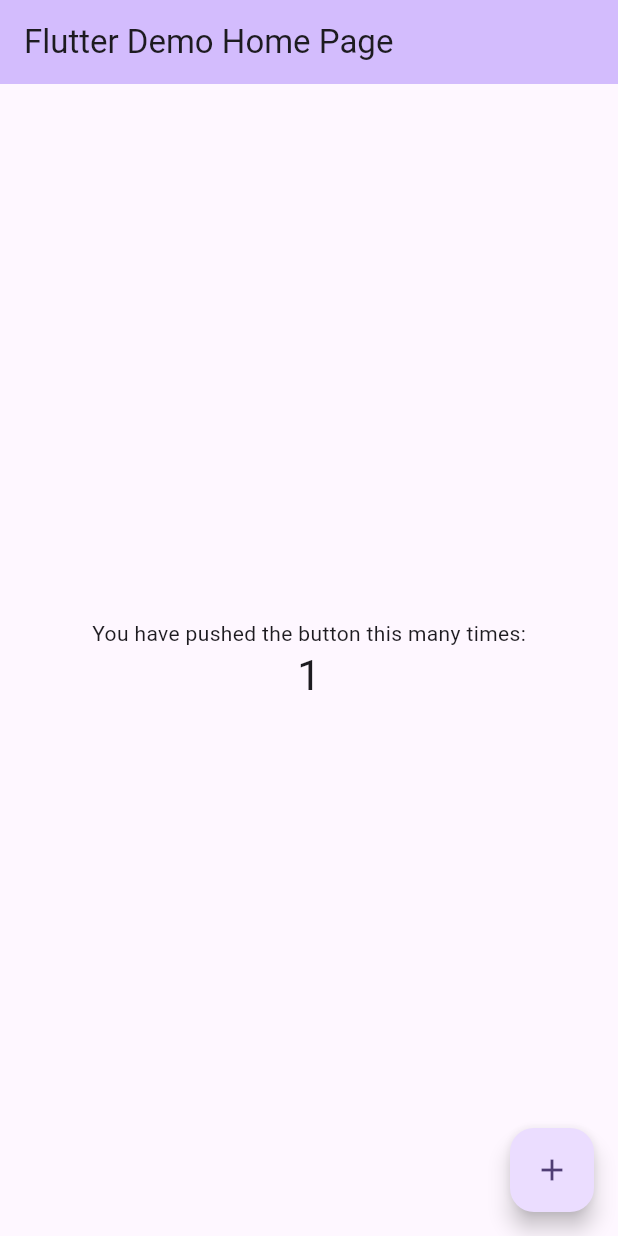
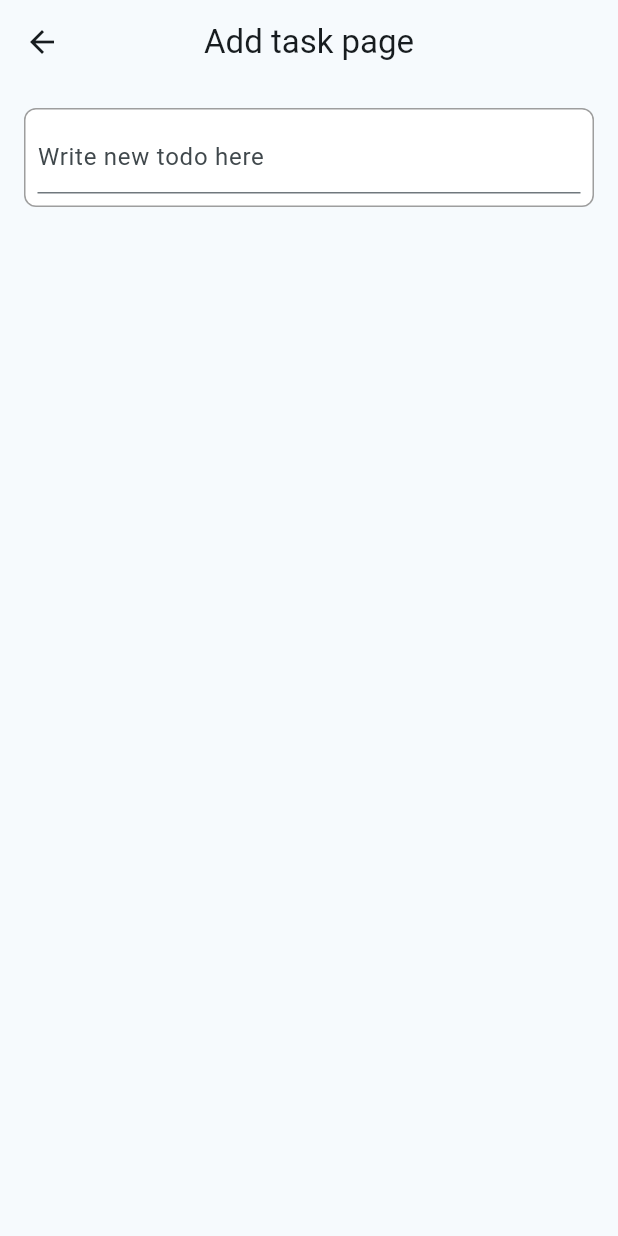
Before and after one commit to gu-tig333-ht25/gusingeza, a Flutter app: the screen it shows after launch, after a tap on the "add" icon, on a phone screen of 412 x 824 dp. Run offline on Flutter 3.47's test engine with Material 3 defaults, Android fonts, the phone set to English and light mode, and no system bars.

Commit message:
Vecka 1 klar

```diff
--- a/lib/main.dart
+++ b/lib/main.dart
@@ -11,42 +11,19 @@ class MyApp extends StatelessWidget {
   @override
   Widget build(BuildContext context) {
     return MaterialApp(
-      title: 'Flutter Demo',
+      debugShowCheckedModeBanner: false,
+      title: 'Todo app',
       theme: ThemeData(
-        // This is the theme of your application.
-        //
-        // TRY THIS: Try running your application with "flutter run". You'll see
-        // the application has a purple toolbar. Then, without quitting the app,
-        // try changing the seedColor in the colorScheme below to Colors.green
-        // and then invoke "hot reload" (save your changes or press the "hot
-        // reload" button in a Flutter-supported IDE, or press "r" if you used
-        // the command line to start the app).
-        //
-        // Notice that the counter didn't reset back to zero; the application
-        // state is not lost during the reload. To reset the state, use hot
-        // restart instead.
-        //
-        // This works for code too, not just values: Most code changes can be
-        // tested with just a hot reload.
-        colorScheme: ColorScheme.fromSeed(seedColor: Colors.deepPurple),
+        colorScheme: ColorScheme.fromSeed(seedColor: Colors.blueGrey),
         useMaterial3: true,
       ),
-      home: MyHomePage(title: 'Flutter Demo Home Page'),
+      home: MyHomePage(title: 'Gusingeza todo'),
     );
   }
 }
 
 class MyHomePage extends StatefulWidget {
   MyHomePage({super.key, required this.title});
-
-  // This widget is the home page of your application. It is stateful, meaning
-  // that it has a State object (defined below) that contains fields that affect
-  // how it looks.
-
-  // This class is the configuration for the state. It holds the values (in this
-  // case the title) provided by the parent (in this case the App widget) and
-  // used by the build method of the State. Fields in a Widget subclass are
-  // always marked "final".
 
   final String title;
 
@@ -55,69 +32,109 @@ class MyHomePage extends StatefulWidget {
 }
 
 class _MyHomePageState extends State<MyHomePage> {
-  int _counter = 0;
 
-  void _incrementCounter() {
-    setState(() {
-      // This call to setState tells the Flutter framework that something has
-      // changed in this State, which causes it to rerun the build method below
-      // so that the display can reflect the updated values. If we changed
-      // _counter without calling setState(), then the build method would not be
-      // called again, and so nothing would appear to happen.
-      _counter++;
-    });
-  }
+  var addTask = 0;
 
-  @override
-  Widget build(BuildContext context) {
-    // This method is rerun every time setState is called, for instance as done
-    // by the _incrementCounter method above.
-    //
-    // The Flutter framework has been optimized to make rerunning build methods
-    // fast, so that you can just rebuild anything that needs updating rather
-    // than having to individually change instances of widgets.
-    return Scaffold(
-      appBar: AppBar(
-        // TRY THIS: Try changing the color here to a specific color (to
-        // Colors.amber, perhaps?) and trigger a hot reload to see the AppBar
-        // change color while the other colors stay the same.
-        backgroundColor: Theme.of(context).colorScheme.inversePrimary,
-        // Here we take the value from the MyHomePage object that was created by
-        // the App.build method, and use it to set our appbar title.
-        title: Text(widget.title),
-      ),
-      body: Center(
-        // Center is a layout widget. It takes a single child and positions it
-        // in the middle of the parent.
-        child: Column(
-          // Column is also a layout widget. It takes a list of children and
-          // arranges them vertically. By default, it sizes itself to fit its
-          // children horizontally, and tries to be as tall as its parent.
-          //
-          // Column has various properties to control how it sizes itself and
-          // how it positions its children. Here we use mainAxisAlignment to
-          // center the children vertically; the main axis here is the vertical
-          // axis because Columns are vertical (the cross axis would be
-          // horizontal).
-          //
-          // TRY THIS: Invoke "debug painting" (choose the "Toggle Debug Paint"
-          // action in the IDE, or press "p" in the console), to see the
-          // wireframe for each widget.
-          mainAxisAlignment: MainAxisAlignment.center,
-          children: <Widget>[
-            Text('You have pushed the button this many times:'),
-            Text(
-              '$_counter',
-              style: Theme.of(context).textTheme.headlineMedium,
+
+
+Widget taskItem(String text) {
+  return Column(
+    children: [
+      Padding(
+        padding: EdgeInsets.all(8),
+        child: Row(
+          mainAxisAlignment: MainAxisAlignment.spaceBetween,
+          children: [
+            IconButton(
+              icon: Icon(Icons.check_box_outline_blank),
+              onPressed: () {
+                print('Checkbox clicked for $text');
+              },
+            ),
+            Text(text),
+            IconButton(
+              icon: Icon(Icons.delete),
+              onPressed: () {
+                print('Delete button pressed on $text');
+              },
             ),
           ],
         ),
       ),
+      Divider(color: Colors.grey),
+    ],
+  );
+}
+
+
+
+  @override
+  Widget build(BuildContext context) {
+    return Scaffold(
+      appBar: AppBar(
+        backgroundColor: Theme.of(context).colorScheme.inversePrimary,
+        title: Stack(
+          alignment: Alignment.center,
+          children: [
+            Center(child: Text(widget.title)),
+            Positioned(
+              right: 0,
+              child: Icon(Icons.menu, color: const Color.fromARGB(64, 0, 0, 0),size: 30),
+            ),
+        ]),
+
+
+      ),
+      body: Align(
+        alignment: AlignmentGeometry.topLeft,
+        child: Column(
+          mainAxisAlignment: MainAxisAlignment.start,
+          children: <Widget>[
+            taskItem('Clean room'),
+            taskItem('Do dishes'),
+            taskItem('Make food')
+          ],
+        ),
+      ),
       floatingActionButton: FloatingActionButton(
-        onPressed: _incrementCounter,
-        tooltip: 'Increment',
+        onPressed: () {
+          Navigator.push(
+            context,
+            MaterialPageRoute(builder: (context) => AddTaskPage()),
+          );
+        },
         child: Icon(Icons.add),
-      ), // This trailing comma makes auto-formatting nicer for build methods.
+      ),
     );
   }
 }
+class AddTaskPage extends StatelessWidget {
+  const AddTaskPage({super.key});
+
+  @override
+  Widget build(BuildContext context) {
+    return Scaffold(
+      appBar: AppBar(
+        title: const Text('Add task page'),
+        centerTitle: true,
+      ),
+      body: Align(
+        alignment: Alignment.topCenter,
+        child: Container(
+          margin: const EdgeInsets.all(16),
+          padding: const EdgeInsets.all(8),
+          decoration: BoxDecoration(
+            color: Colors.white,
+            borderRadius: BorderRadius.circular(8),
+            border: Border.all(color: Colors.grey, width: 1)
+          ),
+          child: TextField(
+            decoration: const InputDecoration(
+              hintText: 'Write new todo here',
+            ),
+          ),
+        ),
+      ),
+    );
+  }
+}
```
